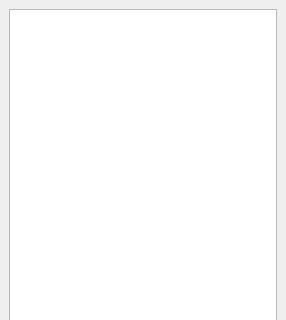
Before: the Qt Designer form src/dockwatchlist.ui in katmai1/qtradingview2, drawn with Qt 5; both pictures show x 0 to 286 and y 0 to 320 of the 286 by 498 pixel window.
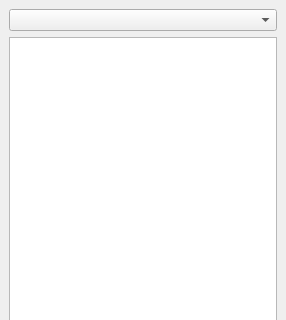
After: the same form once the commit is applied.

Commit message: add filter tag

```diff
--- a/src/dockwatchlist.ui
+++ b/src/dockwatchlist.ui
@@ -21,6 +21,9 @@
   </attribute>
   <widget class="QWidget" name="dockWidgetContents">
    <layout class="QVBoxLayout" name="verticalLayout">
+    <item>
+     <widget class="QComboBox" name="comboTag"/>
+    </item>
     <item>
      <widget class="QListWidget" name="watchList"/>
     </item>
```
The commit also changes 2 other files.
